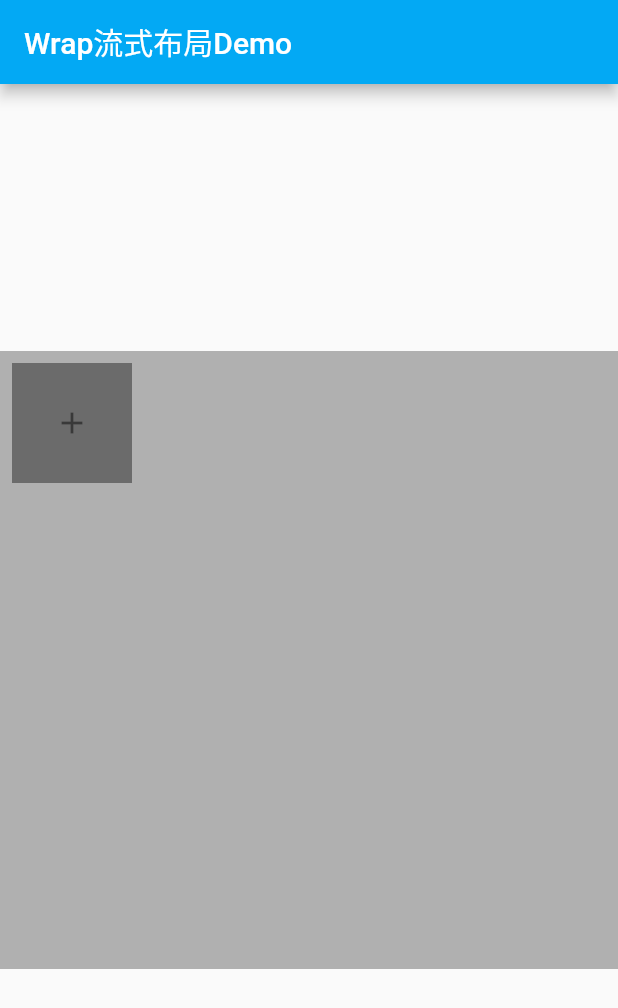
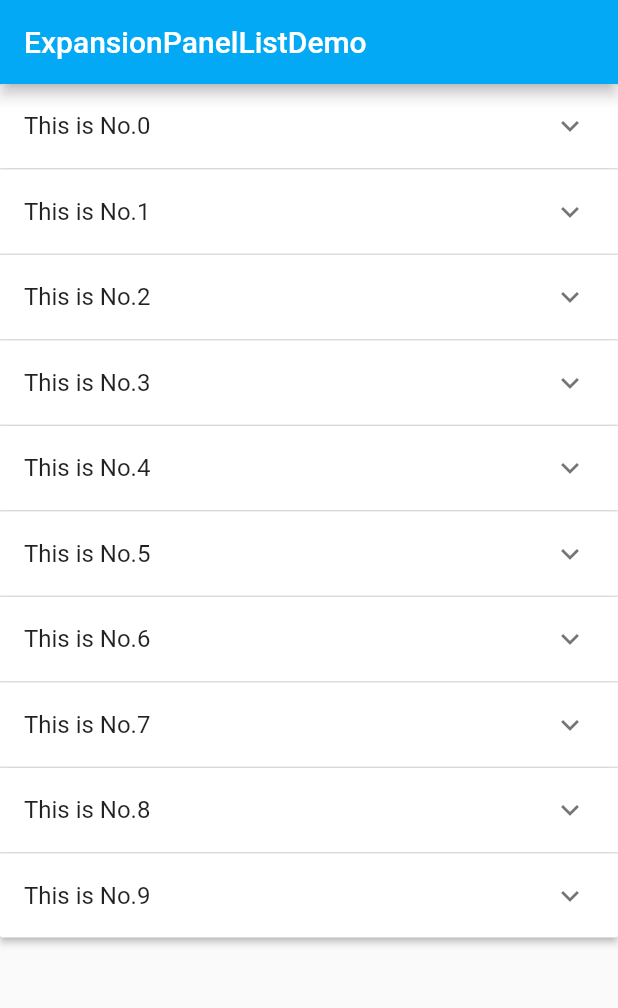
Before and after one commit to icookingcode/little_demo, a Flutter app: the screen it shows after launch, on a phone screen of 412 x 824 dp. Shown: the top 1008 px of the screen. Run offline on Flutter 3.47's test engine with Material 2 defaults, Android fonts, the phone set to English and light mode, and no system bars.

Commit message:
Expansion

```diff
--- a/lib/main.dart
+++ b/lib/main.dart
@@ -1,5 +1,7 @@
 import 'package:flutter/material.dart';
 import 'package:little_demo/pages/counter_demo.dart';
+import 'package:little_demo/pages/expansion_panel_list_demo.dart';
+import 'package:little_demo/pages/expansion_tile_demo.dart';
 import 'package:little_demo/pages/frosted_glass_demo.dart';
 import 'package:little_demo/pages/search_bar_demo.dart';
 import 'package:little_demo/pages/wrap_layout_demo.dart';
@@ -15,7 +17,7 @@ class MyApp extends StatelessWidget {
       title: 'Flutter BottomNavigationBar',
       //自定义主题样本
       theme: ThemeData(primarySwatch: Colors.lightBlue),
-      home: WrapLayoutDemo(),
+      home: ExpansionPanelListDemo(),
     );
   }
 }
--- /dev/null
+++ b/lib/pages/expansion_panel_list_demo.dart
@@ -0,0 +1,64 @@
+import 'package:flutter/material.dart';
+
+class ExpansionPanelListDemo extends StatefulWidget {
+  @override
+  _ExpansionPanelListDemoState createState() => _ExpansionPanelListDemoState();
+}
+
+class _ExpansionPanelListDemoState extends State<ExpansionPanelListDemo> {
+  List<int> list;
+  List<ExpandStateBean> expandStateList;
+
+  _ExpansionPanelListDemoState() {
+    list = List();
+    expandStateList = new List();
+    for (int i = 0; i < 10; i++) {
+      list.add(i);
+      expandStateList.add(ExpandStateBean(false, i));
+    }
+  }
+
+  @override
+  void initState() {
+    super.initState();
+  }
+  void _setCurrentIndex(int index,bool isExpand){
+    setState(() {
+      expandStateList[index].isOpen = !isExpand;
+    });
+  }
+  @override
+  Widget build(BuildContext context) {
+    return Scaffold(
+      appBar: AppBar(
+        title: Text(
+          'ExpansionPanelListDemo',
+          style: TextStyle(color: Colors.white),
+        ),
+      ),
+      body: SingleChildScrollView(
+        child: ExpansionPanelList(
+          children: list.map((index) {
+            return ExpansionPanel(
+              headerBuilder: (context, isExpanded) => ListTile(
+                    title: Text("This is No.$index"),
+                  ),
+              body: ListTile(
+                title: Text('expansion no.$index'),
+              ),
+              isExpanded: expandStateList[index].isOpen,
+            );
+          }).toList(),
+          expansionCallback:  _setCurrentIndex,
+        ),
+      ),
+    );
+  }
+}
+
+class ExpandStateBean {
+  var isOpen;
+  var index;
+
+  ExpandStateBean(this.isOpen, this.index);
+}
```
Also changed, not shown: lib/pages/expansion_tile_demo.dart (added, +30 -0 lines), 1 other file.
